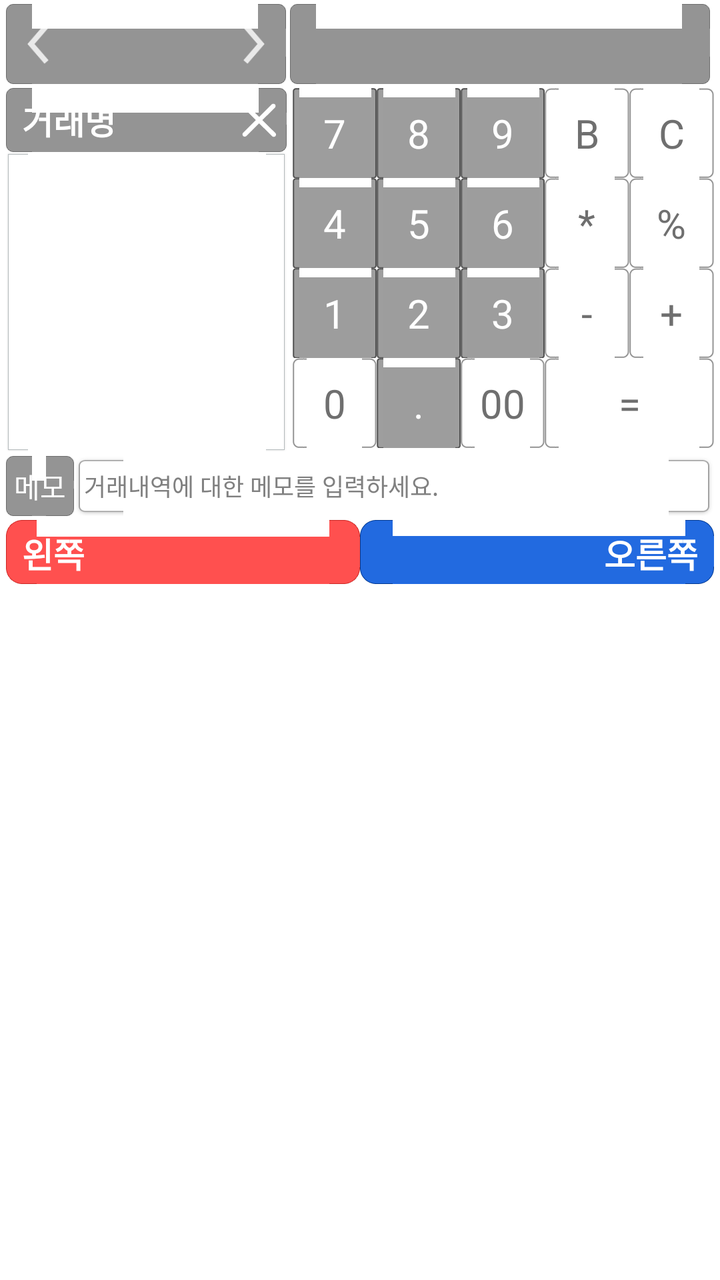
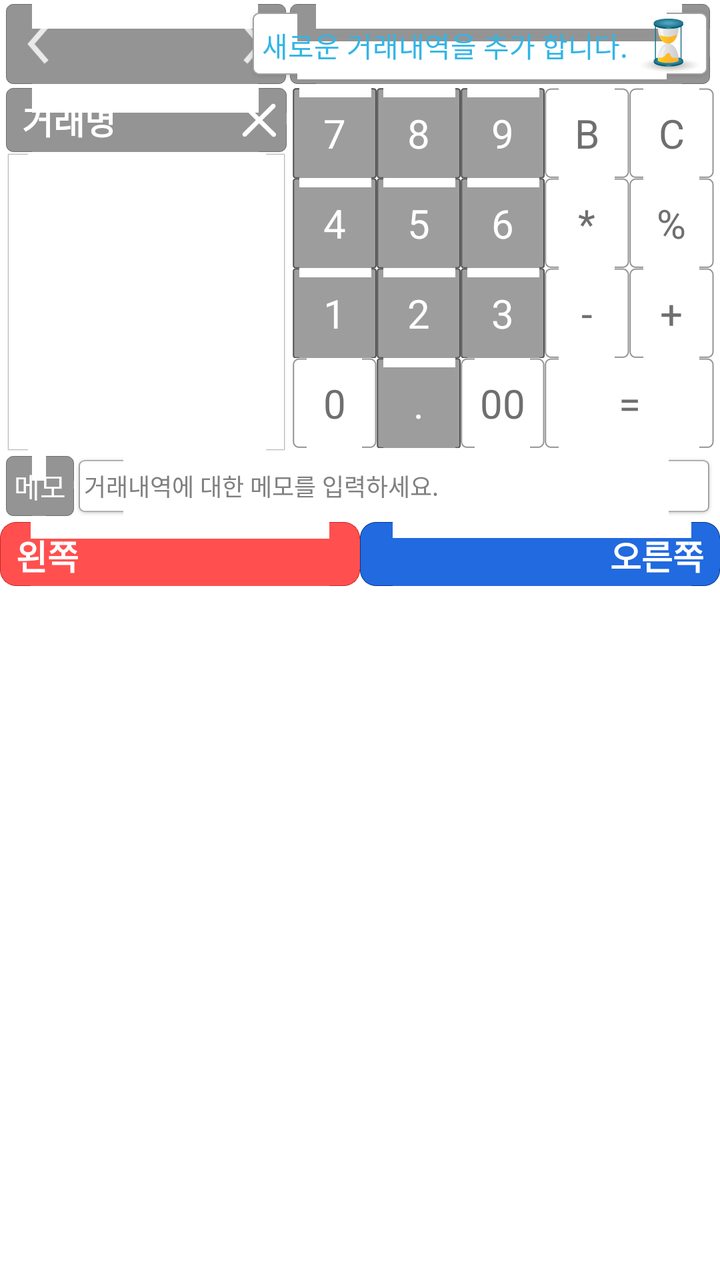

Before-and-after screenshots of an Android layout around one commit, followed by the original layout XML and the change that was made.
<!-- AndroidManifest.xml: application theme AppTheme -->
<!-- res/layout/fragment_transaction_insert_tab.xml -->
<?xml version="1.0" encoding="utf-8"?>
<LinearLayout xmlns:android="http://schemas.android.com/apk/res/android"
    android:layout_width="match_parent"
    android:layout_height="match_parent"
    android:orientation="vertical"
    android:paddingBottom="1dp"
    android:paddingLeft="3dp"
    android:paddingRight="3dp" >

    <LinearLayout
        android:layout_width="match_parent"
        android:layout_height="wrap_content"
        android:orientation="vertical" >

        <LinearLayout
            android:layout_width="match_parent"
            android:layout_height="wrap_content"
            android:layout_marginTop="2dp"
            android:orientation="horizontal"
            android:weightSum="1" >

            <RelativeLayout
                android:layout_width="0dp"
                android:layout_height="40dp"
                android:layout_gravity="center"
                android:layout_weight="0.4"
                android:background="@drawable/input_box_dark"
                android:gravity="center" >

                <ImageView
                    android:id="@+id/insert_yesterday"
                    android:layout_width="wrap_content"
                    android:layout_height="match_parent"
                    android:layout_alignParentLeft="true"
                    android:layout_centerVertical="true"
                    android:layout_gravity="center"
                    android:contentDescription="@string/na"
                    android:gravity="center"
                    android:paddingBottom="5dp"
                    android:paddingTop="5dp"
                    android:src="@drawable/ic_action_previous_item" />

                <ImageView
                    android:id="@+id/insert_tomorrow"
                    android:layout_width="wrap_content"
                    android:layout_height="match_parent"
                    android:layout_alignParentRight="true"
                    android:layout_centerVertical="true"
                    android:layout_gravity="center"
                    android:contentDescription="@string/na"
                    android:gravity="center"
                    android:paddingBottom="5dp"
                    android:paddingTop="5dp"
                    android:src="@drawable/ic_action_next_item" />

                <TextView
                    android:id="@+id/insert_date"
                    android:layout_width="match_parent"
                    android:layout_height="match_parent"
                    android:layout_centerHorizontal="true"
                    android:layout_centerVertical="true"
                    android:layout_gravity="center"
                    android:layout_toLeftOf="@id/insert_tomorrow"
                    android:layout_toRightOf="@id/insert_yesterday"
                    android:gravity="center"
                    android:textColor="@color/text_white"
                    android:textSize="15sp" />
            </RelativeLayout>

            <TextView
                android:id="@+id/insert_amount"
                android:layout_width="0dp"
                android:layout_height="40dp"
                android:layout_gravity="right|center_vertical"
                android:layout_marginLeft="2dp"
                android:layout_marginRight="2dp"
                android:layout_weight="0.6"
                android:background="@drawable/input_box_dark"
                android:gravity="right|center_vertical"
                android:lines="1"
                android:paddingLeft="8dp"
                android:paddingRight="8dp"
                android:textColor="@color/text_white"
                android:textScaleX="0.9"
                android:textSize="23sp"
                android:textStyle="bold" />
        </LinearLayout>

        <LinearLayout
            android:layout_width="match_parent"
            android:layout_height="wrap_content"
            android:layout_marginTop="2dp"
            android:baselineAligned="false"
            android:orientation="horizontal"
            android:weightSum="1" >

            <LinearLayout
                android:layout_width="0dp"
                android:layout_height="wrap_content"
                android:layout_weight="0.4"
                android:orientation="vertical" >

                <FrameLayout
                    android:layout_width="fill_parent"
                    android:layout_height="wrap_content"
                    android:layout_gravity="center" >

                    <EditText
                        android:id="@+id/insert_entry_title"
                        android:layout_width="fill_parent"
                        android:layout_height="32dp"
                        android:layout_gravity="left|center_vertical"
                        android:background="@drawable/input_box_dark"
                        android:gravity="left|center_vertical"
                        android:hint="@string/insert_item_title"
                        android:inputType="text"
                        android:paddingLeft="8dp"
                        android:textColor="@color/text_light_blue"
                        android:textColorHint="@color/text_white"
                        android:textSize="17sp"
                        android:textStyle="bold" />

                    <ImageView
                        android:id="@+id/insert_title_clear"
                        android:layout_width="wrap_content"
                        android:layout_height="wrap_content"
                        android:layout_gravity="right|center_vertical"
                        android:contentDescription="@string/na"
                        android:src="@drawable/close" />
                </FrameLayout>

                <ListView
                    android:id="@+id/insert_frequent_items"
                    android:layout_width="fill_parent"
                    android:layout_height="150dp"
                    android:background="@drawable/input_box_rect"
                    android:padding="2dp" />
            </LinearLayout>

            <LinearLayout
                android:layout_width="0dp"
                android:layout_height="wrap_content"
                android:layout_marginLeft="3dp"
                android:layout_weight="0.6"
                android:orientation="vertical" >

                <TableLayout
                    android:layout_width="match_parent"
                    android:layout_height="match_parent"
                    android:layout_gravity="center"
                    android:gravity="center"
                    android:stretchColumns="1" >

                    <TableRow>

                        <TextView
                            android:id="@+id/insert_pad_7"
                            android:layout_width="0dp"
                            android:layout_height="@dimen/calc_btn_height"
                            android:layout_gravity="center"
                            android:layout_weight="1"
                            android:background="@drawable/gray_box"
                            android:gravity="center"
                            android:padding="3dp"
                            android:text="@string/pad_7"
                            android:textColor="@color/calc_number_btn"
                            android:textSize="20sp" />

                        <TextView
                            android:id="@+id/insert_pad_8"
                            android:layout_width="0dp"
                            android:layout_height="@dimen/calc_btn_height"
                            android:layout_gravity="center"
                            android:layout_weight="1"
                            android:background="@drawable/gray_box"
                            android:gravity="center"
                            android:padding="3dp"
                            android:text="@string/pad_8"
                            android:textColor="@color/calc_number_btn"
                            android:textSize="20sp" />

                        <TextView
                            android:id="@+id/insert_pad_9"
                            android:layout_width="0dp"
                            android:layout_height="@dimen/calc_btn_height"
                            android:layout_gravity="center"
                            android:layout_weight="1"
                            android:background="@drawable/gray_box"
                            android:gravity="center"
                            android:padding="3dp"
                            android:text="@string/pad_9"
                            android:textColor="@color/calc_number_btn"
                            android:textSize="20sp" />

                        <TextView
                            android:id="@+id/insert_pad_back"
                            android:layout_width="0dp"
                            android:layout_height="@dimen/calc_btn_height"
                            android:layout_gravity="center"
                            android:layout_weight="1"
                            android:background="@drawable/white_box"
                            android:gravity="center"
                            android:padding="3dp"
                            android:text="@string/pad_back"
                            android:textColor="@color/calc_func_btn"
                            android:textSize="20sp" />

                        <TextView
                            android:id="@+id/insert_pad_clear"
                            android:layout_width="0dp"
                            android:layout_height="@dimen/calc_btn_height"
                            android:layout_gravity="center"
                            android:layout_weight="1"
                            android:background="@drawable/white_box"
                            android:gravity="center"
                            android:padding="3dp"
                            android:text="@string/pad_clear"
                            android:textColor="@color/calc_func_btn"
                            android:textSize="20sp" />
                    </TableRow>

                    <TableRow>

                        <TextView
                            android:id="@+id/insert_pad_4"
                            android:layout_width="0dp"
                            android:layout_height="@dimen/calc_btn_height"
                            android:layout_gravity="center"
                            android:layout_weight="1"
                            android:background="@drawable/gray_box"
                            android:gravity="center"
                            android:padding="3dp"
                            android:text="@string/pad_4"
                            android:textColor="@color/calc_number_btn"
                            android:textSize="20sp" />

                        <TextView
                            android:id="@+id/insert_pad_5"
                            android:layout_width="0dp"
                            android:layout_height="@dimen/calc_btn_height"
                            android:layout_gravity="center"
                            android:layout_weight="1"
                            android:background="@drawable/gray_box"
                            android:gravity="center"
                            android:padding="3dp"
                            android:text="@string/pad_5"
                            android:textColor="@color/calc_number_btn"
                            android:textSize="20sp" />

                        <TextView
                            android:id="@+id/insert_pad_6"
                            android:layout_width="0dp"
                            android:layout_height="@dimen/calc_btn_height"
                            android:layout_gravity="center"
                            android:layout_weight="1"
                            android:background="@drawable/gray_box"
                            android:gravity="center"
                            android:padding="3dp"
                            android:text="@string/pad_6"
                            android:textColor="@color/calc_number_btn"
                            android:textSize="20sp" />

                        <TextView
                            android:id="@+id/insert_pad_multiply"
                            android:layout_width="0dp"
                            android:layout_height="@dimen/calc_btn_height"
                            android:layout_gravity="center"
                            android:layout_weight="1"
                            android:background="@drawable/white_box"
                            android:gravity="center"
                            android:padding="3dp"
                            android:text="@string/pad_multiply"
                            android:textColor="@color/calc_func_btn"
                            android:textSize="20sp" />

                        <TextView
                            android:id="@+id/insert_pad_divide"
                            android:layout_width="0dp"
                            android:layout_height="@dimen/calc_btn_height"
                            android:layout_gravity="center"
                            android:layout_weight="1"
                            android:background="@drawable/white_box"
                            android:gravity="center"
                            android:padding="3dp"
                            android:text="@string/pad_divide"
                            android:textColor="@color/calc_func_btn"
                            android:textSize="20sp" />
                    </TableRow>

                    <TableRow>

                        <TextView
                            android:id="@+id/insert_pad_1"
                            android:layout_width="0dp"
                            android:layout_height="@dimen/calc_btn_height"
                            android:layout_gravity="center"
                            android:layout_weight="1"
                            android:background="@drawable/gray_box"
                            android:gravity="center"
                            android:padding="3dp"
                            android:text="@string/pad_1"
                            android:textColor="@color/calc_number_btn"
                            android:textSize="20sp" />

                        <TextView
                            android:id="@+id/insert_pad_2"
                            android:layout_width="0dp"
                            android:layout_height="@dimen/calc_btn_height"
                            android:layout_gravity="center"
                            android:layout_weight="1"
                            android:background="@drawable/gray_box"
                            android:gravity="center"
                            android:padding="3dp"
                            android:text="@string/pad_2"
                            android:textColor="@color/calc_number_btn"
                            android:textSize="20sp" />

                        <TextView
                            android:id="@+id/insert_pad_3"
                            android:layout_width="0dp"
                            android:layout_height="@dimen/calc_btn_height"
                            android:layout_gravity="center"
                            android:layout_weight="1"
                            android:background="@drawable/gray_box"
                            android:gravity="center"
                            android:padding="3dp"
                            android:text="@string/pad_3"
                            android:textColor="@color/calc_number_btn"
                            android:textSize="20sp" />

                        <TextView
                            android:id="@+id/insert_pad_minus"
                            android:layout_width="0dp"
                            android:layout_height="@dimen/calc_btn_height"
                            android:layout_gravity="center"
                            android:layout_weight="1"
                            android:background="@drawable/white_box"
                            android:gravity="center"
                            android:padding="3dp"
                            android:text="@string/pad_minus"
                            android:textColor="@color/calc_func_btn"
                            android:textSize="20sp" />

                        <TextView
                            android:id="@+id/insert_pad_plus"
                            android:layout_width="0dp"
                            android:layout_height="@dimen/calc_btn_height"
                            android:layout_gravity="center"
                            android:layout_weight="1"
                            android:background="@drawable/white_box"
                            android:gravity="center"
                            android:padding="3dp"
                            android:text="@string/pad_plus"
                            android:textColor="@color/calc_func_btn"
                            android:textSize="20sp" />
                    </TableRow>

                    <TableRow>

                        <TextView
                            android:id="@+id/insert_pad_10"
                            android:layout_width="0dp"
                            android:layout_height="@dimen/calc_btn_height"
                            android:layout_gravity="center"
                            android:layout_weight="1"
                            android:background="@drawable/white_box"
                            android:gravity="center"
                            android:padding="3dp"
                            android:text="@string/pad_10"
                            android:textColor="@color/calc_func_btn"
                            android:textSize="20sp" />

                        <TextView
                            android:id="@+id/insert_pad_point"
                            android:layout_width="0dp"
                            android:layout_height="@dimen/calc_btn_height"
                            android:layout_gravity="center"
                            android:layout_weight="1"
                            android:background="@drawable/gray_box"
                            android:gravity="center"
                            android:padding="3dp"
                            android:text="@string/pad_point"
                            android:textColor="@color/calc_number_btn"
                            android:textSize="20sp" />

                        <TextView
                            android:id="@+id/insert_pad_100"
                            android:layout_width="0dp"
                            android:layout_height="@dimen/calc_btn_height"
                            android:layout_gravity="center"
                            android:layout_weight="1"
                            android:background="@drawable/white_box"
                            android:gravity="center"
                            android:padding="3dp"
                            android:text="@string/pad_100"
                            android:textColor="@color/calc_func_btn"
                            android:textSize="20sp" />

                        <TextView
                            android:id="@+id/insert_pad_eq"
                            android:layout_width="0dp"
                            android:layout_height="@dimen/calc_btn_height"
                            android:layout_gravity="center"
                            android:layout_span="1"
                            android:layout_weight="2"
                            android:background="@drawable/white_box"
                            android:gravity="center"
                            android:padding="3dp"
                            android:text="@string/pad_eq"
                            android:textColor="@color/calc_func_btn"
                            android:textSize="20sp" />
                    </TableRow>
                </TableLayout>
            </LinearLayout>
        </LinearLayout>

        <LinearLayout
            android:id="@+id/insert_memo_window"
            android:layout_width="match_parent"
            android:layout_height="wrap_content"
            android:orientation="horizontal"
            android:paddingTop="2dp" >

            <TextView
                android:layout_width="wrap_content"
                android:layout_height="30dp"
                android:layout_gravity="center"
                android:background="@drawable/input_box_dark"
                android:gravity="center"
                android:paddingLeft="4dp"
                android:paddingRight="4dp"
                android:text="@string/title_memo"
                android:textColor="@color/text_white"
                android:textSize="14sp" />

            <EditText
                android:id="@+id/insert_memo"
                android:layout_width="fill_parent"
                android:layout_height="30dp"
                android:background="@drawable/input_box_round_2"
                android:hint="@string/description_memo"
                android:lines="1"
                android:maxLength="40"
                android:maxLines="1"
                android:paddingLeft="5dp"
                android:paddingRight="5dp"
                android:textSize="12sp" />
        </LinearLayout>
    </LinearLayout>

    <LinearLayout
        android:layout_width="match_parent"
        android:layout_height="match_parent"
        android:layout_marginBottom="5dp"
        android:layout_marginTop="2dp"
        android:orientation="vertical"
        android:weightSum="1" >

        <LinearLayout
            android:layout_width="match_parent"
            android:layout_height="0dp"
            android:layout_marginBottom="5dp"
            android:layout_weight="0.87"
            android:baselineAligned="false"
            android:orientation="horizontal"
            android:weightSum="1" >

            <LinearLayout
                android:layout_width="wrap_content"
                android:layout_height="wrap_content"
                android:layout_gravity="top|center_horizontal"
                android:layout_weight="0.5"
                android:gravity="top|center_horizontal"
                android:orientation="vertical" >

                <TextView
                    android:id="@+id/insert_category_left_title"
                    android:layout_width="match_parent"
                    android:layout_height="32dp"
                    android:background="@drawable/input_color_box_9"
                    android:gravity="left|center_vertical"
                    android:maxLines="1"
                    android:paddingBottom="4dp"
                    android:paddingLeft="8dp"
                    android:paddingTop="4dp"
                    android:text="@string/insert_left_accounts"
                    android:textColor="@color/text_white"
                    android:textSize="17sp"
                    android:textStyle="bold" />

                <ExpandableListView
                    android:id="@+id/insert_category_left"
                    android:layout_width="match_parent"
                    android:layout_height="wrap_content"
                    android:layout_marginTop="3dp"
                    android:background="@drawable/input_box_rect"
                    android:textSize="20sp" />
            </LinearLayout>

            <LinearLayout
                android:layout_width="wrap_content"
                android:layout_height="wrap_content"
                android:layout_gravity="top|center_horizontal"
                android:layout_weight="0.5"
                android:gravity="top|center_horizontal"
                android:orientation="vertical" >

                <TextView
                    android:id="@+id/insert_category_right_title"
                    android:layout_width="match_parent"
                    android:layout_height="32dp"
                    android:background="@drawable/input_color_box_3"
                    android:gravity="right|center_vertical"
                    android:maxLines="1"
                    android:paddingBottom="4dp"
                    android:paddingRight="8dp"
                    android:paddingTop="4dp"
                    android:text="@string/insert_right_accounts"
                    android:textColor="@color/text_white"
                    android:textSize="17sp"
                    android:textStyle="bold" />

                <ExpandableListView
                    android:id="@+id/insert_category_right"
                    android:layout_width="match_parent"
                    android:layout_height="wrap_content"
                    android:layout_marginTop="3dp"
                    android:background="@drawable/input_box_rect"
                    android:textSize="20sp" />
            </LinearLayout>
        </LinearLayout>

        <TextView
            android:id="@+id/btn_submit"
            android:layout_width="match_parent"
            android:layout_height="0dp"
            android:layout_weight="0.13"
            android:gravity="center"
            android:text="@string/mode_entry_insert"
            android:textColor="@color/text_white"
            android:textSize="14sp"
            android:textStyle="bold" />
    </LinearLayout>

</LinearLayout>
<!-- resources referenced by this layout -->
<resources>
  <color name="text_light_blue">#43BEEB</color>
  <color name="text_white">#FFFFFF</color>
  <dimen name="calc_btn_height">45dp</dimen>
  <!-- drawable close: png bitmap (drawable-xxhdpi, 3419 bytes) -->
  <!-- drawable gray_box: png bitmap (drawable-xxhdpi, 3073 bytes) -->
  <!-- drawable ic_action_next_item: png bitmap (drawable-hdpi, 404 bytes) -->
  <!-- drawable ic_action_previous_item: png bitmap (drawable-hdpi, 515 bytes) -->
  <!-- drawable input_box_dark: png bitmap (drawable-xxhdpi, 1402 bytes) -->
  <!-- drawable input_box_rect: png bitmap (drawable-xxhdpi, 3099 bytes) -->
  <!-- drawable input_box_round_2: png bitmap (drawable-xxhdpi, 4422 bytes) -->
  <!-- drawable input_color_box_3: png bitmap (drawable-xxhdpi, 4025 bytes) -->
  <!-- drawable input_color_box_9: png bitmap (drawable-xxhdpi, 4063 bytes) -->
  <!-- drawable white_box: png bitmap (drawable-xxhdpi, 1377 bytes) -->
  <string name="description_memo">거래내역에 대한 메모를 입력하세요.</string>
  <string name="insert_item_title">거래명</string>
  <string name="insert_left_accounts">왼쪽</string>
  <string name="insert_right_accounts">오른쪽</string>
  <string name="mode_entry_insert">거래 입력</string>
  <string name="na" />
  <string name="pad_1">1</string>
  <string name="pad_10">0</string>
  <string name="pad_100">00</string>
  <string name="pad_2">2</string>
  <string name="pad_3">3</string>
  <string name="pad_4">4</string>
  <string name="pad_5">5</string>
  <string name="pad_6">6</string>
  <string name="pad_7">7</string>
  <string name="pad_8">8</string>
  <string name="pad_9">9</string>
  <string name="pad_back">B</string>
  <string name="pad_clear">C</string>
  <string name="pad_divide">%</string>
  <string name="pad_eq">=</string>
  <string name="pad_minus">-</string>
  <string name="pad_multiply">*</string>
  <string name="pad_plus">+</string>
  <string name="pad_point">.</string>
  <string name="title_memo">메모</string>
  <style name="AppTheme" parent="AppBaseTheme">
          <item name="android:actionBarSize">40dp</item>
          
      </style>
  <style name="AppBaseTheme" parent="android:Theme.Light">
          
      </style>
</resources>

<!-- the commit's change to res/layout/fragment_transaction_insert_tab.xml (unified diff, before → after) -->
@@ -1,15 +1,15 @@
 <?xml version="1.0" encoding="utf-8"?>
-<LinearLayout xmlns:android="http://schemas.android.com/apk/res/android"
+<RelativeLayout xmlns:android="http://schemas.android.com/apk/res/android"
     android:layout_width="match_parent"
-    android:layout_height="match_parent"
-    android:orientation="vertical"
-    android:paddingBottom="1dp"
-    android:paddingLeft="3dp"
-    android:paddingRight="3dp" >
+    android:layout_height="match_parent">
 
     <LinearLayout
         android:layout_width="match_parent"
         android:layout_height="wrap_content"
+        android:layout_marginLeft="3dp"
+        android:layout_marginRight="3dp"
+        android:id="@+id/insert_up_window"
+        android:layout_marginBottom="1dp"
         android:orientation="vertical" >
 
         <LinearLayout
@@ -450,7 +450,8 @@
 
     <LinearLayout
         android:layout_width="match_parent"
-        android:layout_height="match_parent"
+        android:layout_height="wrap_content"
+        android:layout_below="@id/insert_up_window"
         android:layout_marginBottom="5dp"
         android:layout_marginTop="2dp"
         android:orientation="vertical"
@@ -534,6 +535,7 @@
             android:id="@+id/btn_submit"
             android:layout_width="match_parent"
             android:layout_height="0dp"
+            android:minHeight="40dp"
             android:layout_weight="0.13"
             android:gravity="center"
             android:text="@string/mode_entry_insert"
@@ -542,4 +544,39 @@
             android:textStyle="bold" />
     </LinearLayout>
 
-</LinearLayout>
+    <LinearLayout
+        android:id="@+id/as_update_notification"
+        android:layout_width="wrap_content"
+        android:layout_height="wrap_content"
+        android:layout_alignParentRight="true"
+        android:layout_alignParentTop="true"
+        android:layout_gravity="right"
+        android:layout_marginLeft="4dp"
+        android:layout_marginRight="4dp"
+        android:layout_marginTop="4dp"
+        android:background="@drawable/input_box_round_2"
+        android:orientation="horizontal"
+        android:paddingBottom="2dp"
+        android:paddingLeft="7dp"
+        android:paddingTop="4dp"
+        android:visibility="visible" >
+
+        <TextView
+            android:id="@+id/as_list_notification_text"
+            android:layout_width="wrap_content"
+            android:layout_height="wrap_content"
+            android:layout_gravity="center_vertical"
+            android:gravity="center_vertical"
+            android:text="@string/insert_new_item"
+            android:textColor="@color/text_blue" />
+
+        <ImageView
+            android:layout_width="wrap_content"
+            android:layout_height="wrap_content"
+            android:layout_gravity="center_vertical"
+            android:contentDescription="@string/na"
+            android:gravity="center_vertical"
+            android:src="@drawable/waiting" />
+    </LinearLayout>
+
+</RelativeLayout>
<!-- resource entries referenced after the edit -->
@@ -1,5 +1,6 @@
 <!-- resources referenced by this layout -->
 <resources>
+  <color name="text_blue">#33B5E5</color>
   <color name="text_light_blue">#43BEEB</color>
   <color name="text_white">#FFFFFF</color>
   <dimen name="calc_btn_height">45dp</dimen>
@@ -12,10 +13,12 @@
   <!-- drawable input_box_round_2: png bitmap (drawable-xxhdpi, 4422 bytes) -->
   <!-- drawable input_color_box_3: png bitmap (drawable-xxhdpi, 4025 bytes) -->
   <!-- drawable input_color_box_9: png bitmap (drawable-xxhdpi, 4063 bytes) -->
+  <!-- drawable waiting: png bitmap (drawable-xxhdpi, 4993 bytes) -->
   <!-- drawable white_box: png bitmap (drawable-xxhdpi, 1377 bytes) -->
   <string name="description_memo">거래내역에 대한 메모를 입력하세요.</string>
   <string name="insert_item_title">거래명</string>
   <string name="insert_left_accounts">왼쪽</string>
+  <string name="insert_new_item">새로운 거래내역을 추가 합니다.</string>
   <string name="insert_right_accounts">오른쪽</string>
   <string name="mode_entry_insert">거래 입력</string>
   <string name="na" />
